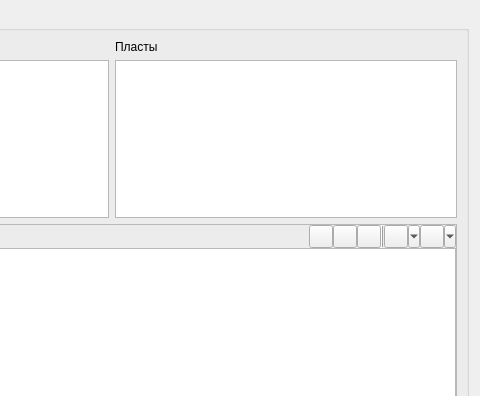
This is qgis_pds_zonations_base.ui in vvkond/QGIS as Qt 5 draws it before an edit; both pictures show x 257 to 737 and y 0 to 396 of the 737 by 513 pixel window. The edited form follows.
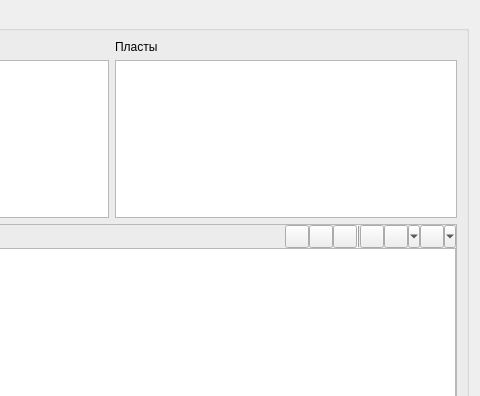
This is the edited form.

Commit message: Учет эрозии

Patch:
```diff
--- a/qgis_pds_zonations_base.ui
+++ b/qgis_pds_zonations_base.ui
@@ -97,6 +97,16 @@
              </property>
             </widget>
            </item>
+           <item>
+            <widget class="QToolButton" name="mSaveWellList">
+             <property name="toolTip">
+              <string>Создать список скважин из отмеченных</string>
+             </property>
+             <property name="text">
+              <string/>
+             </property>
+            </widget>
+           </item>
            <item>
             <widget class="QToolButton" name="mWellListToolButton">
              <property name="toolTip">
```
